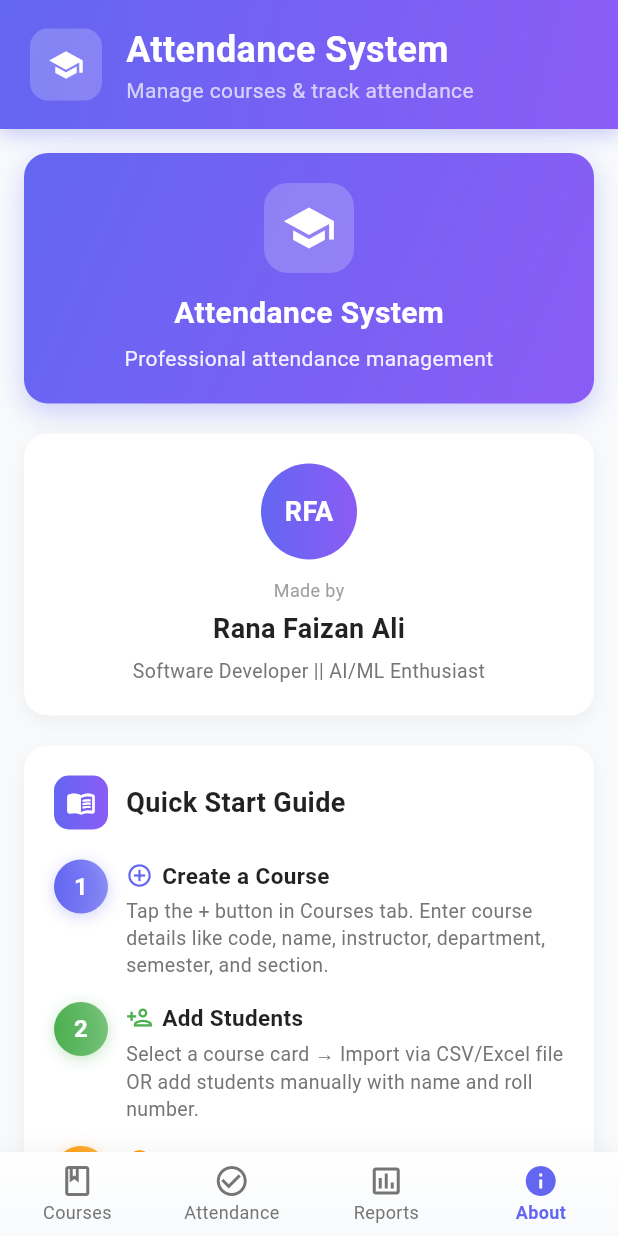
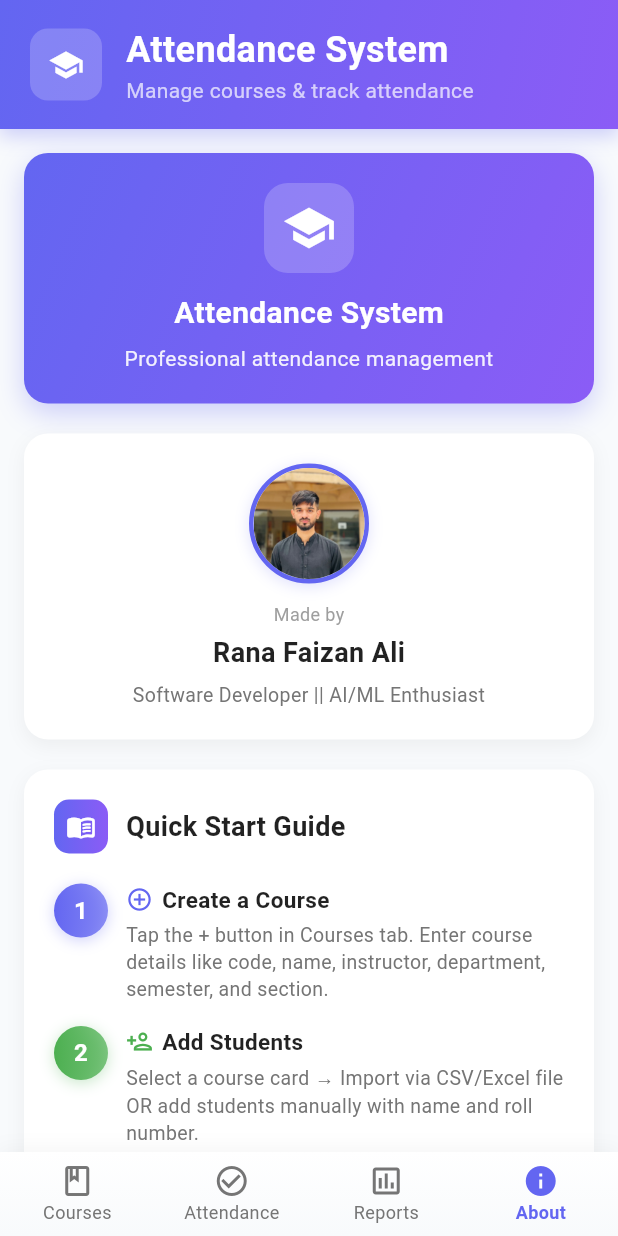
Before and after one commit to faizan-03/Attendence-Sytem-for-class-Generic, a Flutter app: the CourseListScreen screen opened directly, item 4 of the bottom bar chosen, on a phone screen of 412 x 824 dp. Run offline on Flutter 3.47's test engine with Material 3 defaults, Android fonts, the phone set to English and light mode, and no system bars; our stand-ins replace csv, file_picker, hive, hive_flutter, pdf, share_plus and 1 more; missing offline and left inert: dart:html, excel; accounts and stored records are empty.

Commit message:
fix the update

```diff
--- a/lib/widgets/about_tab_content.dart
+++ b/lib/widgets/about_tab_content.dart
@@ -106,22 +106,51 @@ class AboutTabContent extends StatelessWidget {
               children: [
                 // Developer Avatar
                 Container(
-                  width: 64,
-                  height: 64,
+                  width: 80,
+                  height: 80,
                   decoration: BoxDecoration(
-                    gradient: const LinearGradient(
+                    borderRadius: BorderRadius.circular(40),
+                    border: Border.all(
+                      color: const Color(0xFF6366F1),
+                      width: 3,
+                    ),
+                    boxShadow: [
+                      BoxShadow(
+                        color: const Color(0xFF6366F1).withValues(alpha: 0.2),
+                        blurRadius: 8,
+                        offset: const Offset(0, 2),
+                      ),
+                    ],
+                  ),
+                  child: ClipRRect(
+                    borderRadius: BorderRadius.circular(37),
+                    child: Image.asset(
+                      'lib/assets/faizan.jpeg',
+                      width: 74,
+                      height: 74,
+                      fit: BoxFit.cover,
+                      errorBuilder: (context, error, stackTrace) {
+                        // Fallback to RFA text if image fails to load
+                        return Container(
+                          width: 74,
+                          height: 74,
+                          decoration: const BoxDecoration(
+                            gradient: LinearGradient(
                               colors: [Color(0xFF6366F1), Color(0xFF8B5CF6)],
                             ),
-                    borderRadius: BorderRadius.circular(32),
                           ),
                           child: const Center(
                             child: Text(
                               'RFA',
                               style: TextStyle(
-                        fontSize: 18,
+                                fontSize: 20,
                                 fontWeight: FontWeight.bold,
                                 color: Colors.white,
                               ),
+                            ),
+                          ),
+                        );
+                      },
                     ),
                   ),
                 ),
```
Also changed, not shown: pubspec.yaml (+3 -4 lines), lib/assets/faizan.jpeg (added). Lines whose indentation alone changed are shown as unchanged.
